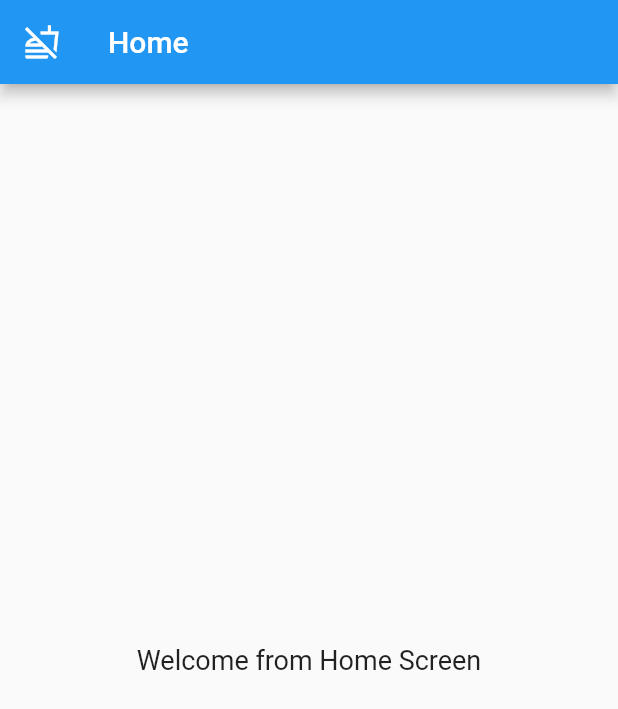
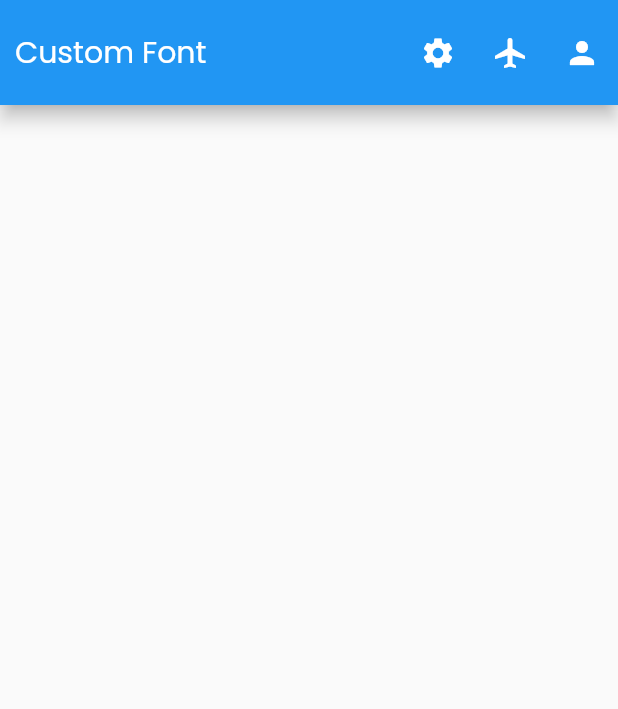
Before and after one commit to abircse/Flutter-Journey, a Flutter app: the screen it shows after launch, on a phone screen of 412 x 824 dp. Shown: the top 709 px of the screen. Run offline on Flutter 3.47's test engine with Material 2 defaults, Android fonts, the phone set to English and light mode, and no system bars.

Commit message:
:hammer: Custom font added

```diff
--- a/lib/main.dart
+++ b/lib/main.dart
@@ -1,9 +1,10 @@
 import 'package:flutter/material.dart';
 import 'package:flutterjourney/topics/navigationroute/FirstScreen.dart';
 import 'package:flutterjourney/topics/scaffolds/LefNavigationDrawer.dart';
+import 'package:flutterjourney/topics/customfont/CustomFont.dart';
 
 void main() {
-  runApp(LefNavigationDrawer());
+  runApp(CustomFont());
 
   /*
   runApp(MaterialApp(
--- /dev/null
+++ b/lib/topics/customfont/CustomFont.dart
@@ -0,0 +1,44 @@
+import 'package:flutter/material.dart';
+
+class CustomFont extends StatelessWidget{
+  @override
+  Widget build(BuildContext context) {
+    return MaterialApp(
+      theme: ThemeData(primarySwatch: Colors.blue, fontFamily: "Poppins-Regular"),
+      darkTheme: ThemeData(primarySwatch: Colors.green),
+      home: CustomFontActivity(),
+    );
+  }
+}
+
+class CustomFontActivity extends StatefulWidget{
+  @override
+  _CustomFont createState() => _CustomFont();
+}
+
+class _CustomFont extends State<CustomFontActivity> {
+
+  MySnackbar(message, context) {
+    return ScaffoldMessenger.of(context)
+        .showSnackBar(SnackBar(content: Text(message)));
+  }
+
+  @override
+  Widget build(BuildContext context) {
+    return Scaffold(
+        appBar: AppBar(
+          title: const Text("Custom Font"),
+          elevation: 5,
+          centerTitle: false,
+          titleSpacing: 10,
+          toolbarHeight: 70,
+          toolbarOpacity: 1,
+          actions: [
+            IconButton(onPressed: () { MySnackbar("Click", context); }, icon: Icon(Icons.settings)),
+            IconButton(onPressed: () {}, icon: Icon(Icons.airplanemode_active)),
+            IconButton(onPressed: () {}, icon: Icon(Icons.person))
+          ],
+        ),
+      );
+  }
+}
--- a/lib/topics/scaffolds/LefNavigationDrawer.dart
+++ b/lib/topics/scaffolds/LefNavigationDrawer.dart
@@ -45,7 +45,7 @@ class _LeftNavigationDrawerActivity extends State<LeftNavigationDrawerActivity>
       appBar: AppBar(
         title: Text(_toolbarTitle[selectedDrawerItem]),
         leading: IconButton(
-            icon: Icon(Icons.no_food_outlined),
+            icon: Icon(Icons.menu),
             onPressed: () {
               scaffoldKey.currentState?.openDrawer();
             }),
```
Also changed, not shown: pubspec.yaml (+4 -4 lines), fonts/Poppins-Regular.ttf (added).
